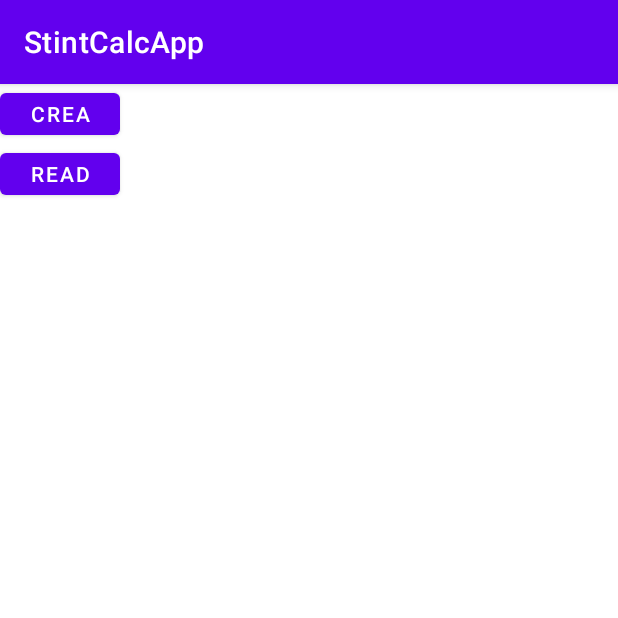
After one commit to makian-github/StintCalcApp, an Android app: the qrCreateActivity screen opened directly, with no data from a screen before it, on a phone screen of 412 x 824 dp, the top half of it. The commit adds this screen. Run offline under Robolectric (Android 15) with nearby library versions, the phone set to English and light mode, and no system bars; libraries missing offline, so code that uses them is left out: com.journeyapps.barcodescanner.

Commit message:
QRコードを生成できるように実装

```diff
--- a/app/build.gradle
+++ b/app/build.gradle
@@ -36,4 +36,6 @@ dependencies {
     testImplementation 'junit:junit:4.+'
     androidTestImplementation 'androidx.test.ext:junit:1.1.2'
     androidTestImplementation 'androidx.test.espresso:espresso-core:3.3.0'
+
+    implementation 'com.journeyapps:zxing-android-embedded:4.1.0'
 }
--- a/app/src/main/AndroidManifest.xml
+++ b/app/src/main/AndroidManifest.xml
@@ -18,6 +18,7 @@
             </intent-filter>
         </activity>
         <activity android:name=".InputForm"></activity>
+        <activity android:name=".qrCreateActivity" ></activity>
     </application>
 
 </manifest>
--- /dev/null
+++ b/app/src/main/java/com/example/stintcalcapp/qrCreateActivity.java
@@ -0,0 +1,106 @@
+package com.example.stintcalcapp;
+
+import androidx.appcompat.app.AppCompatActivity;
+
+import android.content.Intent;
+import android.content.SharedPreferences;
+import android.graphics.Bitmap;
+import android.os.Bundle;
+import android.util.AndroidRuntimeException;
+import android.util.Log;
+import android.view.View;
+import android.widget.ImageView;
+import com.google.zxing.BarcodeFormat;
+import com.google.zxing.EncodeHintType;
+import com.google.zxing.integration.android.IntentIntegrator;
+import com.google.zxing.integration.android.IntentResult;
+import com.google.zxing.qrcode.decoder.ErrorCorrectionLevel;
+import com.journeyapps.barcodescanner.BarcodeEncoder;
+
+import android.widget.Button;
+import android.widget.TextView;
+
+import java.util.HashMap;
+
+
+public class qrCreateActivity extends AppCompatActivity {
+
+    TextView resultText;
+
+    private SharedPreferences dataStore;
+
+    @Override
+    protected void onCreate(Bundle savedInstanceState) {
+        super.onCreate(savedInstanceState);
+        setContentView(R.layout.qr_activity);
+
+        Button createBtn = findViewById(R.id.creatButton);
+        Button readBtn = findViewById(R.id.readButton);
+
+        resultText = findViewById(R.id.result);
+
+        createBtn.setOnClickListener(new View.OnClickListener() {
+            @Override
+            public void onClick(View v) {
+                dataStore = getSharedPreferences("DataStore", MODE_PRIVATE);
+                String str = dataStore.getString("input", "Nothing");
+                if(!str.equals("Nothing")) {
+                    resultText.setText(str);
+                    Log.v("qrTest",":" + str);
+                }
+                //QRコード化する文字列
+                String data = str;
+                //QRコード画像の大きさを指定(pixel)
+                int size = 800;
+
+                try {
+                    BarcodeEncoder barcodeEncoder = new BarcodeEncoder();
+
+                    HashMap hints = new HashMap();
+
+                    //文字コードの指定
+                    hints.put(EncodeHintType.CHARACTER_SET, "UTF-8");
+
+                    //誤り訂正レベルを指定
+                    //L 7%が復元可能
+                    //M 15%が復元可能
+                    //Q 25%が復元可能
+                    //H 30%が復元可能
+                    hints.put(EncodeHintType.ERROR_CORRECTION, ErrorCorrectionLevel.M);
+
+                    //QRコードのバージョンを指定
+                    hints.put(EncodeHintType.QR_VERSION, 20);
+
+                    //QRコードをBitmapで作成
+                    Bitmap bitmap = barcodeEncoder.encodeBitmap(data,BarcodeFormat.QR_CODE, size, size);
+
+                    //作成したQRコードを画面上に配置
+                    ImageView imageViewQrCode = (ImageView) findViewById(R.id.imageView);
+                    imageViewQrCode.setImageBitmap(bitmap);
+
+                } catch (Exception e) {
+                    throw new AndroidRuntimeException("Barcode Error.", e);
+                }
+            }
+        });
+
+        readBtn.setOnClickListener(new View.OnClickListener() {
+            @Override
+            public void onClick(View v) {
+                new IntentIntegrator(qrCreateActivity.this).initiateScan();
+            }
+        });
+
+    }
+
+    @Override
+    protected void onActivityResult(int requestCode, int resultCode, Intent data) {
+        IntentResult result = IntentIntegrator.parseActivityResult(requestCode, resultCode, data);
+        if(result != null) {
+            Log.d("readQR", result.getContents());
+            resultText.setText(result.getContents());
+        } else {
+            super.onActivityResult(requestCode, resultCode, data);
+        }
+    }
+}
--- /dev/null
+++ b/app/src/main/res/layout/qr_activity.xml
@@ -0,0 +1,43 @@
+<?xml version="1.0" encoding="utf-8"?>
+<androidx.constraintlayout.widget.ConstraintLayout xmlns:android="http://schemas.android.com/apk/res/android"
+    xmlns:app="http://schemas.android.com/apk/res-auto"
+    xmlns:tools="http://schemas.android.com/tools"
+    android:layout_width="match_parent"
+    android:layout_height="match_parent"
+    tools:context=".MainActivity">
+
+    <LinearLayout
+        android:orientation="vertical"
+        android:layout_width="match_parent"
+        android:layout_height="match_parent">
+        <Button
+            android:id="@+id/creatButton"
+            android:layout_width="80dp"
+            android:layout_height="40dp"
+            android:layout_gravity="top"
+            android:text="Create" />
+
+        <Button
+            android:id="@+id/readButton"
+            android:layout_width="80dp"
+            android:layout_height="40dp"
+            android:layout_gravity="top"
+            android:text="Read" />
+
+        <TextView
+            android:layout_width="wrap_content"
+            android:layout_height="wrap_content"
+            android:id="@+id/result"
+            />
+
+        <ImageView
+            android:layout_width="wrap_content"
+            android:layout_height="wrap_content"
+            android:id="@+id/imageView"
+            android:layout_gravity="center"
+            android:layout_marginTop="20dp" />
+    </LinearLayout>
+
+
+
+</androidx.constraintlayout.widget.ConstraintLayout>
```
Also changed, not shown: app/src/main/java/com/example/stintcalcapp/MainActivity.java (+43 -4 lines), app/src/main/res/layout/activity_main.xml (+11 -2 lines).
